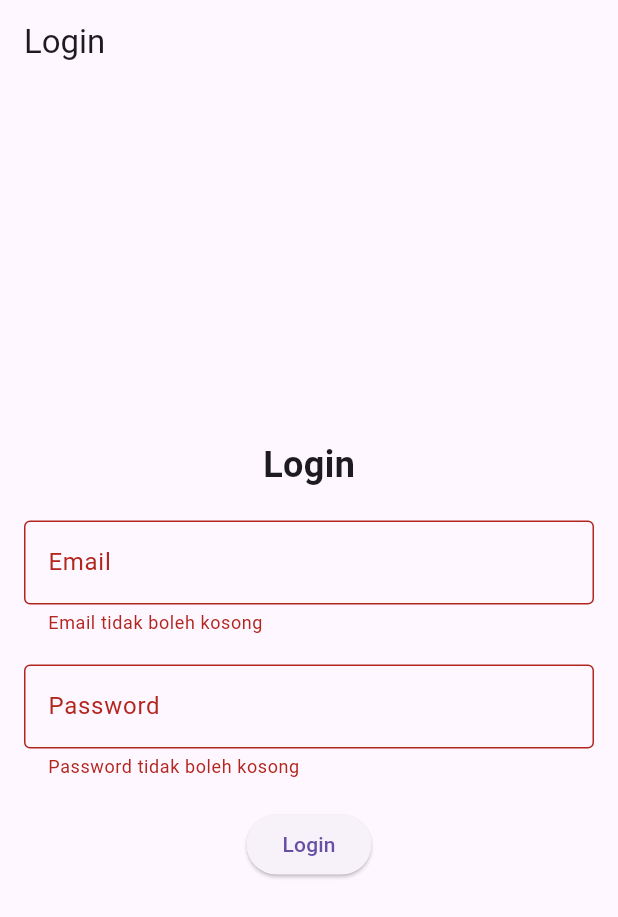
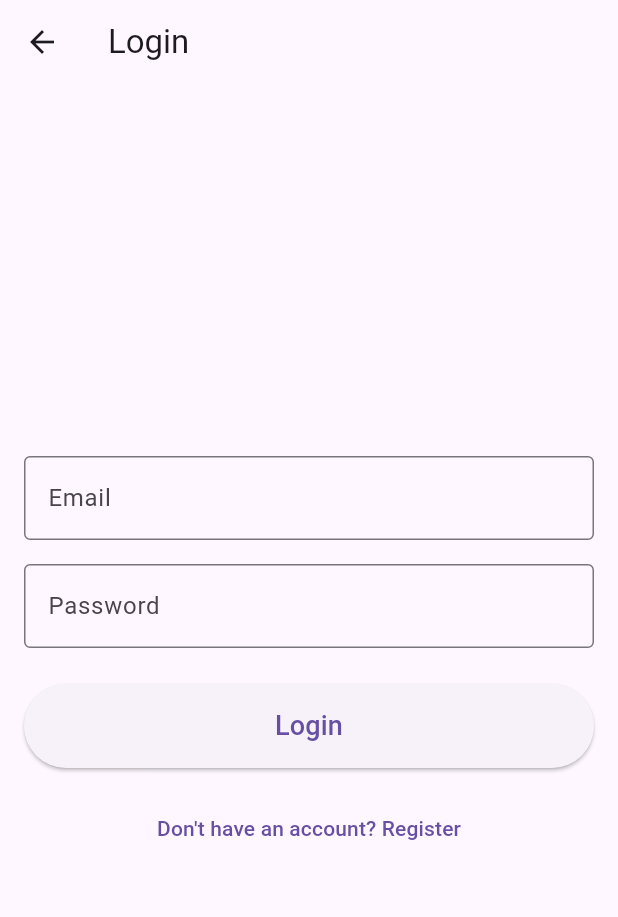
Before and after one commit to rakaramadhani/Tugas-Besar-MobDev, a Flutter app: the screen it shows after launch, after a tap on "Login", on a phone screen of 412 x 824 dp. Shown: the top 917 px of the screen. Run offline on Flutter 3.47's test engine with Material 3 defaults, Android fonts, the phone set to English and light mode, and no system bars; network calls fail.

Commit message:
Setengah jadi

```diff
--- a/lib/main.dart
+++ b/lib/main.dart
@@ -1,162 +1,56 @@
 import 'package:flutter/material.dart';
-import 'package:http/http.dart' as http;
-import 'dart:convert';
-import 'package:shared_preferences/shared_preferences.dart';
-import 'package:flutter/foundation.dart';
+import './pages/login_page.dart';  // pastikan path sesuai
+import './pages/register_page.dart'; // pastikan path sesuai
+import './pages/pengaduan_page.dart';
 
 void main() {
   runApp(MyApp());
 }
 
+
+
 class MyApp extends StatelessWidget {
   @override
   Widget build(BuildContext context) {
     return MaterialApp(
-      debugShowCheckedModeBanner: false,
-      title: 'Simple Login App',
-      home: LoginScreen(),
+      title: 'Perumahan App',
+      theme: ThemeData(
+        primarySwatch: Colors.blue,
+      ),
+      initialRoute: '/',
+      routes: {
+        '/': (context) => HomePage(),
+        '/login': (context) => LoginPage(),
+        '/register': (context) => RegisterPage(),
+      },
     );
   }
 }
 
-class LoginScreen extends StatefulWidget {
-  @override
-  _LoginScreenState createState() => _LoginScreenState();
-}
-
-class _LoginScreenState extends State<LoginScreen> {
-  final TextEditingController _usernameController = TextEditingController();
-  final TextEditingController _passwordController = TextEditingController();
-  final GlobalKey<FormState> _formKey = GlobalKey<FormState>();
-  bool _isLoading = false;
-
-  String get baseUrl {
-    if (kIsWeb) {
-      return 'http://192.168.1.14:3000';
-    } else {
-      return 'http://10.0.2.2:3000';
-    }
-  }
-
-  Future<void> _login() async {
-    if (_formKey.currentState!.validate()) {
-      setState(() {
-        _isLoading = true;
-      });
-
-      try {
-        Map<String, String> data = {
-          "email": _usernameController.text,
-          "password": _passwordController.text,
-        };
-
-        print('Attempting login with:');
-        print('Email: ${_usernameController.text}');
-        print('Password: ${_passwordController.text}');
-        print('Full request data: ${json.encode(data)}');
-        print('Request URL: ${baseUrl}/api/auth/login');
-
-        final response = await http.post(
-          Uri.parse('$baseUrl/api/auth/login'),
-          headers: {
-            'Content-Type': 'application/json',
-          },
-          body: json.encode(data),
-        );
-
-        print('Response status code: ${response.statusCode}');
-        print('Response headers: ${response.headers}');
-        print('Response body: ${response.body}');
-
-        if (response.statusCode == 200) {
-          Map<String, dynamic> responseData = json.decode(response.body);
-          String message = responseData['message'];
-
-          ScaffoldMessenger.of(context).showSnackBar(
-            SnackBar(content: Text(message)),
-          );
-
-          if (responseData['token'] != null) {
-            final prefs = await SharedPreferences.getInstance();
-            await prefs.setString('token', responseData['token']);
-          }
-        } else {
-          Map<String, dynamic> errorData = json.decode(response.body);
-          ScaffoldMessenger.of(context).showSnackBar(
-            SnackBar(content: Text("Login Gagal: ${errorData['message'] ?? response.body}")),
-          );
-        }
-      } catch (e) {
-        print('Error during login: $e'); // Debug print
-        ScaffoldMessenger.of(context).showSnackBar(
-          SnackBar(content: Text("Error: $e")),
-        );
-      } finally {
-        setState(() {
-          _isLoading = false;
-        });
-      }
-    }
-  }
-
+class HomePage extends StatelessWidget {
   @override
   Widget build(BuildContext context) {
     return Scaffold(
-      appBar: AppBar(
-        title: Text("Login"),
-      ),
-      body: Padding(
-        padding: const EdgeInsets.all(16.0),
-        child: Form(
-          key: _formKey,
+      appBar: AppBar(title: Text('Home')),
+      body: Center(
         child: Column(
           mainAxisAlignment: MainAxisAlignment.center,
           children: [
-              Text(
-                "Login",
-                style: TextStyle(fontSize: 24, fontWeight: FontWeight.bold),
-              ),
-              SizedBox(height: 20),
-              TextFormField(
-                controller: _usernameController,
-                decoration: InputDecoration(
-                  labelText: "Email",
-                  border: OutlineInputBorder(),
-                ),
-                validator: (value) {
-                  if (value == null || value.isEmpty) {
-                    return "Email tidak boleh kosong";
-                  }
-                  if (!value.contains('@')) {
-                    return "Format email tidak valid";
-                  }
-                  return null;
-                },
-              ),
-              SizedBox(height: 20),
-              TextFormField(
-                controller: _passwordController,
-                decoration: InputDecoration(
-                  labelText: "Password",
-                  border: OutlineInputBorder(),
-                ),
-                obscureText: true,
-                validator: (value) {
-                  if (value == null || value.isEmpty) {
-                    return "Password tidak boleh kosong";
-                  }
-                  return null;
-                },
-              ),
+            Text('Welcome to Perumahan App!'),
             SizedBox(height: 20),
             ElevatedButton(
-                onPressed: _isLoading ? null : _login,
-                child: _isLoading
-                    ? CircularProgressIndicator(color: Colors.white)
-                    : Text("Login"),
+              onPressed: () {
+                Navigator.pushNamed(context, '/login');
+              },
+              child: Text('Login'),
+            ),
+            ElevatedButton(
+              onPressed: () {
+                Navigator.pushNamed(context, '/register');
+              },
+              child: Text('Register'),
             ),
           ],
-          ),
         ),
       ),
     );
--- /dev/null
+++ b/lib/models/pengaduan.dart
@@ -0,0 +1,22 @@
+class Pengaduan {
+  final int id;
+  final String kategoriMasalah;
+  final String deskripsi;
+  final String status_pengajuan;
+
+  Pengaduan({
+    required this.id,
+    required this.kategoriMasalah,
+    required this.deskripsi,
+    this.status_pengajuan = 'pending',
+  });
+
+  factory Pengaduan.fromJson(Map<String, dynamic> json) {
+    return Pengaduan(
+      id: json['ID_Pengaduan'],
+      kategoriMasalah: json['kategori_masalah'],
+      deskripsi: json['deskripsi'],
+      status_pengajuan: json['status_pengajuan'] ?? 'pending',
+    );
+  }
+}
--- /dev/null
+++ b/lib/pages/login_page.dart
@@ -0,0 +1,96 @@
+import 'package:flutter/material.dart';
+import '../services/api_service.dart';
+import './pengaduan_page.dart'; // Pastikan import ini ada
+
+class LoginPage extends StatefulWidget {
+  @override
+  _LoginPageState createState() => _LoginPageState();
+}
+
+class _LoginPageState extends State<LoginPage> {
+  final ApiService apiService = ApiService();
+  final TextEditingController emailController = TextEditingController();
+  final TextEditingController passwordController = TextEditingController();
+
+  Future<void> login() async {
+    try {
+      String token = await apiService.login(
+        emailController.text,
+        passwordController.text,
+      );
+
+      // Tampilkan pesan sukses
+      ScaffoldMessenger.of(context).showSnackBar(
+        SnackBar(content: Text('Login successful!')),
+      );
+
+      // Tunggu sebentar agar snackbar terlihat
+      await Future.delayed(Duration(seconds: 1));
+
+      // Navigate ke PengaduanPage
+      if (mounted) { // Cek apakah widget masih ada
+        Navigator.pushReplacement(
+          context,
+          MaterialPageRoute(
+            builder: (context) => PengaduanPage(token: token),
+          ),
+        );
+      }
+    } catch (e) {
+      ScaffoldMessenger.of(context).showSnackBar(
+        SnackBar(content: Text('Login failed: $e')),
+      );
+    }
+  }
+
+  @override
+  Widget build(BuildContext context) {
+    return Scaffold(
+      appBar: AppBar(title: Text('Login')),
+      body: Padding(
+        padding: const EdgeInsets.all(16.0),
+        child: Column(
+          mainAxisAlignment: MainAxisAlignment.center,
+          children: [
+            TextField(
+              controller: emailController,
+              decoration: InputDecoration(
+                labelText: 'Email',
+                border: OutlineInputBorder(),
+              ),
+            ),
+            SizedBox(height: 16),
+            TextField(
+              controller: passwordController,
+              decoration: InputDecoration(
+                labelText: 'Password',
+                border: OutlineInputBorder(),
+              ),
+              obscureText: true,
+            ),
+            SizedBox(height: 24),
+            ElevatedButton(
+              onPressed: login,
+              child: Container(
+                width: double.infinity,
+                padding: EdgeInsets.symmetric(vertical: 15),
+                child: Text(
+                  'Login',
+                  textAlign: TextAlign.center,
+                  style: TextStyle(fontSize: 18),
+                ),
+              ),
+            ),
+            SizedBox(height: 16),
+            TextButton(
+              onPressed: () {
+                Navigator.pushNamed(context, '/register');
+              },
+              child: Text('Don\'t have an account? Register'),
+            ),
+          ],
+        ),
+      ),
+    );
+  }
+}
--- a/pubspec.yaml
+++ b/pubspec.yaml
@@ -31,7 +31,7 @@ dependencies:
   flutter:
     sdk: flutter
   http: ^1.1.0
-  shared_preferences: ^2.2.0
+  shared_preferences: ^2.0.6
   cupertino_icons: ^1.0.8
 
 dev_dependencies:
```
Also changed, not shown: lib/pages/pengaduan_page.dart (added, +82 -0 lines), lib/pages/register_page.dart (added, +64 -0 lines), lib/services/api_service.dart (added, +62 -0 lines). Lines whose indentation alone changed are shown as unchanged.
